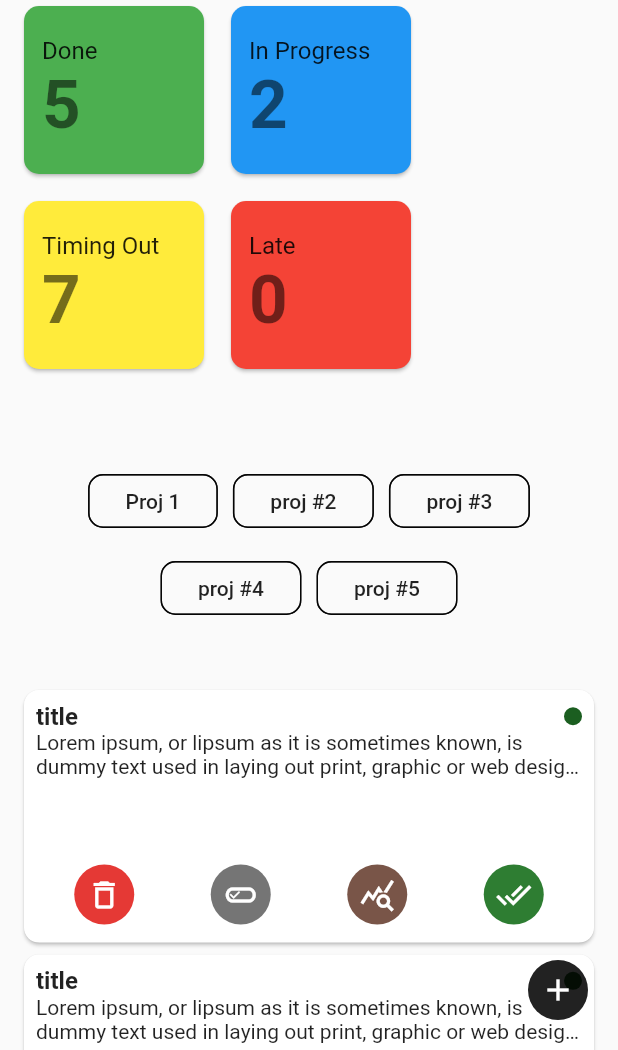
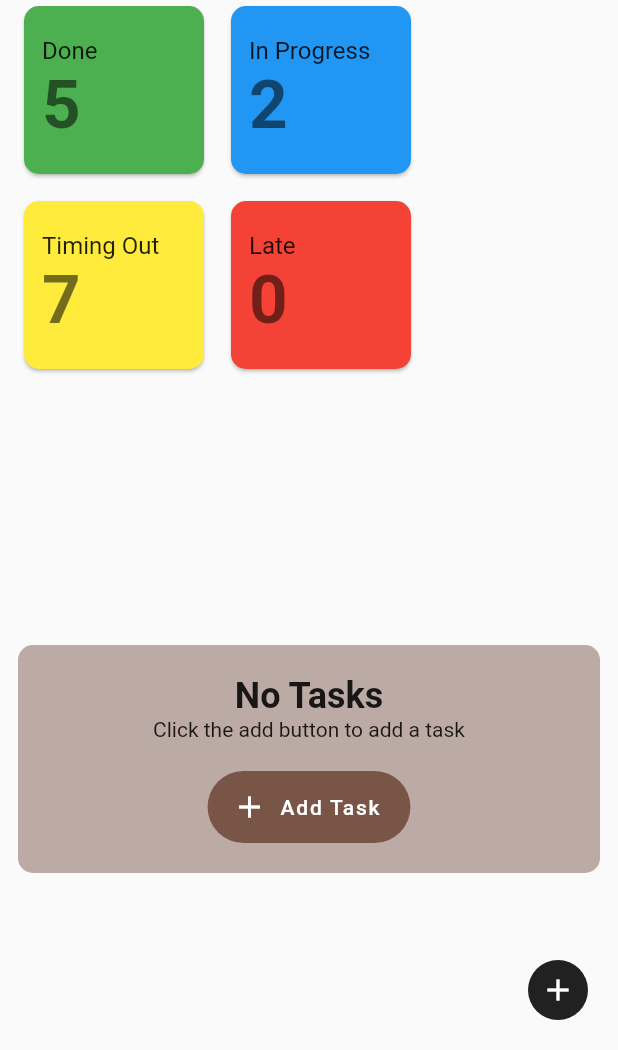
Before and after one commit to efenstakes/oned_m, a Flutter app: the screen it shows once a user with an empty profile is signed in, on a phone screen of 412 x 824 dp, the part 186-1236 px from its top. Run offline on Flutter 3.47's test engine with Material 2 defaults, Android fonts, the phone set to English and light mode, and no system bars; our stand-ins replace cloud_firestore, date_time_picker, firebase_auth, firebase_core, jiffy; missing offline and left inert: dart:ffi; accounts and stored records are empty.

Commit message:
add logic to get tasks and show widget when no tasks exist

```diff
--- a/lib/pages/home/home.screen.dart
+++ b/lib/pages/home/home.screen.dart
@@ -1,9 +1,13 @@
+import 'dart:ui';
+
+import 'package:cloud_firestore/cloud_firestore.dart';
 import 'package:firebase_auth/firebase_auth.dart';
 import 'package:flutter/material.dart';
 import 'package:flutter/src/foundation/key.dart';
 import 'package:flutter/src/widgets/framework.dart';
 import 'package:jiffy/jiffy.dart';
 import 'package:oned_m/models/task.model.dart';
+import 'package:oned_m/pages/add_task/add_task.screen.dart';
 import 'package:oned_m/pages/login_register/login_register.screen.dart';
 import 'package:oned_m/widgets/stat_card.widget.dart';
 import 'package:oned_m/widgets/task.widget.dart';
@@ -19,6 +23,27 @@ class HomeScreen extends StatefulWidget {
 
 class _HomeScreenState extends State<HomeScreen> {
   String _selectedTag = "All";
+
+  List<Task> _tasks = [];
+  List<String> _tags = [
+    "All"
+  ];
+  List<String> _projects = [
+    "All"
+  ];
+
+  int _done = 0;
+  int _inProgress = 0;
+  int _late = 0;
+
+
+  @override
+  void initState() {
+    // TODO: implement initState
+    super.initState();
+
+    _getTasks();
+  }
 
   @override
   Widget build(BuildContext context) {
@@ -85,14 +110,15 @@ class _HomeScreenState extends State<HomeScreen> {
 
             const SizedBox(height: 60),
 
-            // tags
+            // _projects
+            ( _projects.length > 1 )
+              ?
                 Wrap(
                   alignment: WrapAlignment.center,
                   runSpacing: 10,
                   spacing: 10,
                   children: [
-                ...["Proj 1", "proj #2", "proj #3", "proj #4", "proj #5"]
-                    .map((e) {
+                    ..._projects.map((e) {
                       return InkWell(
                         onTap: () => setState(() {
                           _selectedTag = e;
@@ -122,7 +148,56 @@ class _HomeScreenState extends State<HomeScreen> {
                       );
                     }).toList(),
                   ],
+                )
+              : Container(),
+
+
+            ( _tasks.isEmpty )
+              ?
+                Container(
+                  margin: const EdgeInsets.symmetric(
+                    vertical: 120
                   ),
+                  padding: const EdgeInsets.symmetric(
+                    vertical: 20, horizontal: 10,
+                  ),
+                  decoration: BoxDecoration(
+                    color: Colors.brown[200],
+                    borderRadius: const BorderRadius.all(Radius.circular(10)),
+                  ),
+                  child: Column(
+                    children: [
+
+                      Text(
+                        "No Tasks",
+                        style: Theme.of(context).textTheme.headline5!.copyWith(
+                          fontWeight: FontWeight.bold,
+                        ),
+                      ),
+                      Text("Click the add button to add a task", style: TextStyle(), textAlign: TextAlign.center,),
+                      SizedBox(height: 20),
+
+                      FloatingActionButton.extended(
+                        elevation: 0,
+                        focusElevation: 0,
+                        hoverElevation: 0,
+                        onPressed: () {
+                          showModalBottomSheet(
+                            isScrollControlled: true,
+                            isDismissible: true,
+                            context: context,
+                            builder: (context) {
+                              return const AddTaskScreen();
+                            },
+                          );
+                        },
+                        label: const Text("Add Task"),
+                        icon: const Icon(Icons.add),
+                      ),
+                    ],
+                  ),
+                )
+              : Container(),
 
             const SizedBox(height: 40),
             GridView(
@@ -132,7 +207,7 @@ class _HomeScreenState extends State<HomeScreen> {
                 childAspectRatio: 2.2,
               ),
               children: [
-                ...testTasks.map((task) => TaskWidget(task: task)).toList(),
+                ..._tasks.map((task) => TaskWidget(task: task)).toList(),
               ],
             )
           ],
@@ -145,8 +220,7 @@ class _HomeScreenState extends State<HomeScreen> {
             isDismissible: true,
             context: context,
             builder: (context) {
-              // return AddTaskScreen();
-              return const LoginRegisterScreen();
+              return const AddTaskScreen();
             },
           );
         },
@@ -167,4 +241,40 @@ class _HomeScreenState extends State<HomeScreen> {
   Future<void> _logOut() async {
     FirebaseAuth.instance.signOut();
   }
+
+  _getTasks() async {
+    try {
+      FirebaseFirestore.instance
+        .collection("tasks")
+        .where(
+          'user', isEqualTo: FirebaseAuth.instance.currentUser!.uid
+        )
+        .where(
+          "progress", isLessThan: 100,
+        )
+        .snapshots()
+        .listen((snapshot) {
+
+          List<Task> tsks = [];
+          for (var doc in snapshot.docs) {
+            tsks.add(Task.fromMap(doc.data()));
           }
+
+          List<String> prjcts = [];
+          for (var pjt in tsks) {
+            prjcts.add(pjt.project);
+          }
+          prjcts = prjcts.toSet().toList();
+
+          setState(() {
+            _tasks = tsks;
+            _projects = [ "All", ...prjcts ];
+          });
+
+        });
+
+    } catch (e) {
+
+    }
+  }
+}
```
Lines whose indentation alone changed are shown as unchanged.
